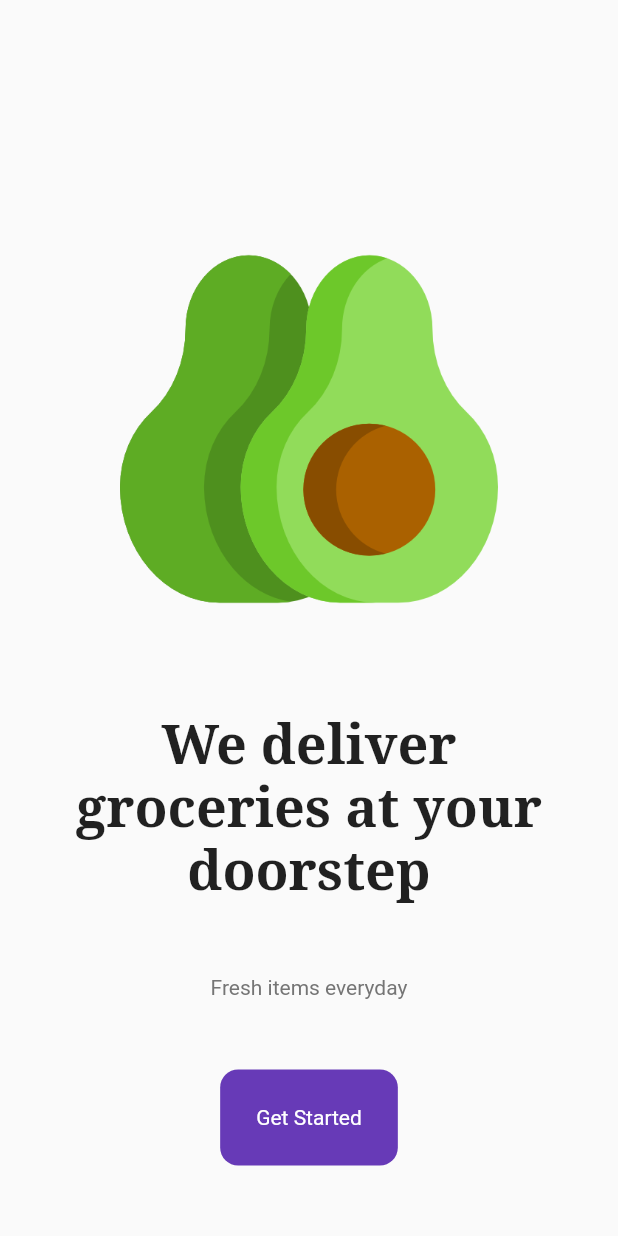
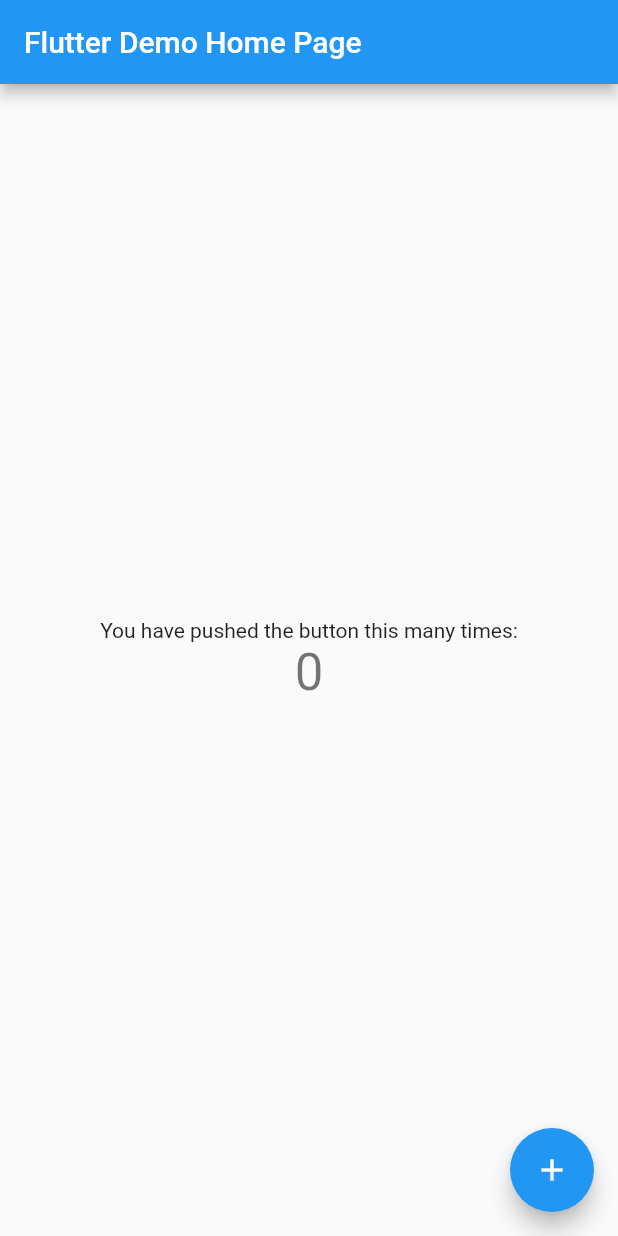
Before and after one commit to vipinsaini0/GroceryShop-Flutter, a Flutter app: the screen it shows after launch, on a phone screen of 412 x 824 dp. Run offline on Flutter 3.47's test engine with Material 2 defaults, Android fonts, the phone set to English and light mode, and no system bars.

Commit message:
Revert "Final commit"
This reverts commit c7614ee82b9637175320a12256b6b4cd516cf7ba.

```diff
--- a/lib/main.dart
+++ b/lib/main.dart
@@ -1,9 +1,4 @@
-// ignore_for_file: prefer_const_constructors
-
 import 'package:flutter/material.dart';
-import 'package:grocery_shop/model/cart_model.dart';
-import 'package:grocery_shop/pages/intro_pages.dart';
-import 'package:provider/provider.dart';
 
 void main() {
   runApp(const MyApp());
@@ -14,11 +9,75 @@ class MyApp extends StatelessWidget {
 
   @override
   Widget build(BuildContext context) {
-    return ChangeNotifierProvider(
-        create: (context) => CartModel(),
-        child: const MaterialApp(
-          debugShowCheckedModeBanner: false,
-          home: IntroPage(),
-        ));
+    return MaterialApp(
+      title: 'Flutter Demo',
+      theme: ThemeData(
+        primarySwatch: Colors.blue,
+      ),
+      home: const MyHomePage(title: 'Flutter Demo Home Page'),
+    );
   }
 }
+
+class MyHomePage extends StatefulWidget {
+  const MyHomePage({super.key, required this.title});
+
+  final String title;
+
+  @override
+  State<MyHomePage> createState() => _MyHomePageState();
+}
+
+class _MyHomePageState extends State<MyHomePage> {
+  int _counter = 0;
+
+  void _incrementCounter() {
+    setState(() {
+      _counter++;
+    });
+  }
+
+  @override
+  Widget build(BuildContext context) {
+    return Scaffold(
+      appBar: AppBar(
+        title: Text(widget.title),
+      ),
+      body: Center(
+        // Center is a layout widget. It takes a single child and positions it
+        // in the middle of the parent.
+        child: Column(
+          // Column is also a layout widget. It takes a list of children and
+          // arranges them vertically. By default, it sizes itself to fit its
+          // children horizontally, and tries to be as tall as its parent.
+          //
+          // Invoke "debug painting" (press "p" in the console, choose the
+          // "Toggle Debug Paint" action from the Flutter Inspector in Android
+          // Studio, or the "Toggle Debug Paint" command in Visual Studio Code)
+          // to see the wireframe for each widget.
+          //
+          // Column has various properties to control how it sizes itself and
+          // how it positions its children. Here we use mainAxisAlignment to
+          // center the children vertically; the main axis here is the vertical
+          // axis because Columns are vertical (the cross axis would be
+          // horizontal).
+          mainAxisAlignment: MainAxisAlignment.center,
+          children: <Widget>[
+            const Text(
+              'You have pushed the button this many times:',
+            ),
+            Text(
+              '$_counter',
+              style: Theme.of(context).textTheme.headlineMedium,
+            ),
+          ],
+        ),
+      ),
+      floatingActionButton: FloatingActionButton(
+        onPressed: _incrementCounter,
+        tooltip: 'Increment',
+        child: const Icon(Icons.add),
+      ), // This trailing comma makes auto-formatting nicer for build methods.
+    );
+  }
+}
--- a/lib/model/cart_model.dart
+++ /dev/null
@@ -1,43 +0,0 @@
-import 'package:flutter/material.dart';
-
-class CartModel extends ChangeNotifier {
-  // list of items on sale
-  final List _shopItem = [
-    ["Avocado", "4.00", "lib/images/avocado.png", Colors.green],
-    ["Banana", "2.50", "lib/images/banana.png", Colors.yellow],
-    ["Chicken", "12.80", "lib/images/chicken.png", Colors.brown],
-    ["Water", "1.00", "lib/images/water.png", Colors.blue],
-    ["Avocado", "4.00", "lib/images/avocado.png", Colors.purple],
-    ["Banana", "2.50", "lib/images/banana.png", Colors.lightGreen],
-    ["Chicken", "12.80", "lib/images/chicken.png", Colors.orange],
-    ["Water", "1.00", "lib/images/water.png", Colors.lightBlue],
-  ];
-
-// list of cart items
-
-  List _cartItems = [];
-
-  get shopItem => _shopItem;
-  get cartItems => _cartItems;
-
-  // add item to cart
-  void addItemToCart(int index) {
-    _cartItems.add(_shopItem[index]);
-    notifyListeners();
-  }
-
-  // remove item from cart
-  void removeItemFromCart(int index) {
-    _cartItems.removeAt(index);
-    notifyListeners();
-  }
-
-  // calculate total price
-  String calculateTotal() {
-    double totalPrice = 0;
-    for (int i = 0; i < _cartItems.length; i++) {
-      totalPrice += double.parse(_cartItems[i][1]);
-    }
-    return totalPrice.toStringAsFixed(2);
-  }
-}
--- a/lib/pages/intro_pages.dart
+++ /dev/null
@@ -1,76 +0,0 @@
-// ignore_for_file: implementation_imports, prefer_const_constructors, duplicate_ignore, unnecessary_const, unnecessary_import
-
-import 'package:flutter/material.dart';
-import 'package:flutter/src/widgets/framework.dart';
-import 'package:google_fonts/google_fonts.dart';
-import 'package:grocery_shop/pages/home_page.dart';
-
-class IntroPage extends StatelessWidget {
-  const IntroPage({super.key});
-
-  @override
-  Widget build(BuildContext context) {
-    return Scaffold(
-      body: Column(
-        children: [
-          // logo
-          Padding(
-            padding: const EdgeInsets.only(
-                left: 80, right: 80, bottom: 40, top: 160),
-            child: Image.asset("lib/images/avocado.png"),
-          ),
-
-          // wedeliver groceries at your doorstep
-          // ignore: prefer_const_constructors
-          Padding(
-            padding: const EdgeInsets.all(24.0),
-            child: Text(
-              "We deliver groceries at your doorstep",
-              textAlign: TextAlign.center,
-              style: GoogleFonts.notoSerif(
-                fontSize: 36,
-                fontWeight: FontWeight.bold,
-              ),
-            ),
-          ),
-
-          const SizedBox(
-            height: 24,
-          ),
-
-          // fresh items everyday
-          // ignore: prefer_const_constructors
-          Text(
-            "Fresh items everyday",
-            style: TextStyle(color: Colors.grey[600]),
-          ),
-
-          const Spacer(),
-
-          // get started button
-          GestureDetector(
-            onTap: () => Navigator.pushReplacement(context,
-                MaterialPageRoute(builder: (context) {
-              return HomePage();
-            })),
-            child: Container(
-              // ignore: prefer_const_constructors
-              decoration: BoxDecoration(
-                color: Colors.deepPurple,
-                borderRadius: BorderRadius.circular(12),
-              ),
-
-              padding: const EdgeInsets.all(24),
-
-              child: const Text(
-                "Get Started",
-                style: TextStyle(color: Colors.white),
-              ),
-            ),
-          ),
-          const Spacer(),
-        ],
-      ),
-    );
-  }
-}
--- a/pubspec.yaml
+++ b/pubspec.yaml
@@ -35,8 +35,6 @@ dependencies:
   # The following adds the Cupertino Icons font to your application.
   # Use with the CupertinoIcons class for iOS style icons.
   cupertino_icons: ^1.0.2
-  google_fonts: 2.1.0
-  provider:
 
 dev_dependencies:
   flutter_test:
@@ -61,8 +59,7 @@ flutter:
   uses-material-design: true
 
   # To add assets to your application, add an assets section, like this:
-  assets:
-    - lib/images/
+  # assets:
   #   - images/a_dot_burr.jpeg
   #   - images/a_dot_ham.jpeg
 
```
Also changed, not shown: lib/componants/grocery_item_tile.dart (deleted, +0 -55 lines), lib/pages/cart_page.dart (deleted, +0 -141 lines), lib/pages/home_page.dart (deleted, +0 -104 lines), lib/images/avocado.png (deleted), lib/images/banana.png (deleted), lib/images/chicken.png (deleted), lib/images/water.png (deleted), pubspec.lock, 71 other files.
